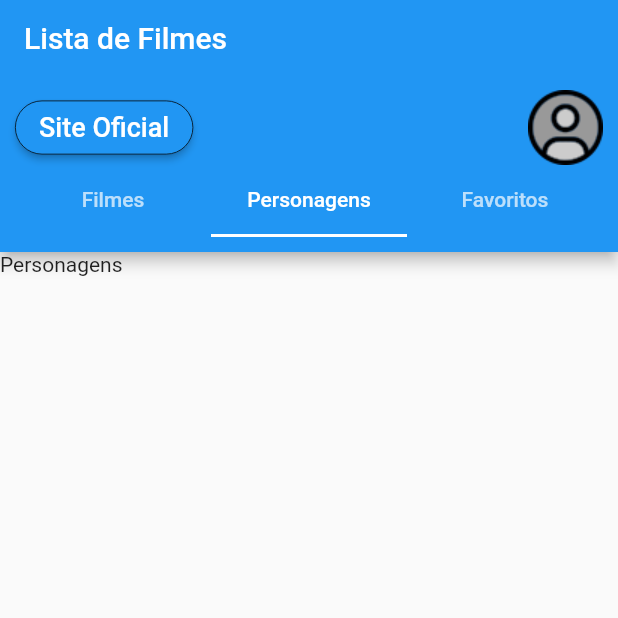
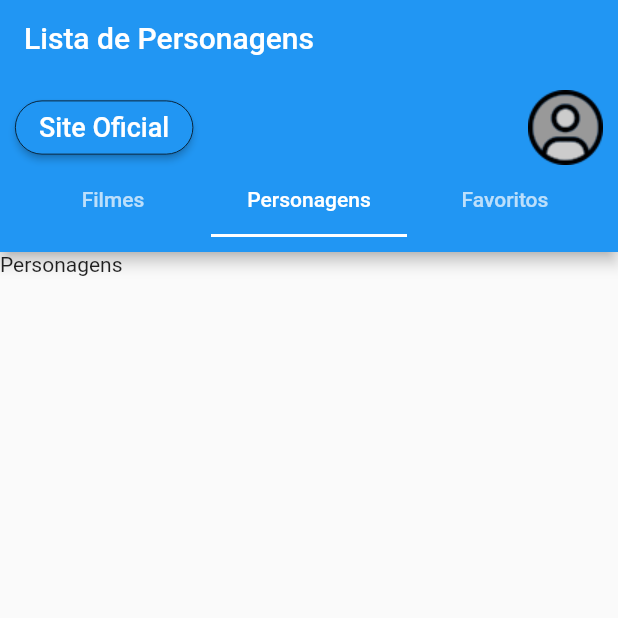
Before and after one commit to jeffersonamaral/star_wars_filmes_personagens, a Flutter app: the screen it shows after launch, tab 2 chosen, on a phone screen of 412 x 824 dp, the top half of it. Run offline on Flutter 3.47's test engine with Material 2 defaults, Android fonts, the phone set to English and light mode, and no system bars; our stand-ins replace webview_flutter.

Commit message:
Adição de tratamento para o evento de mudança de aba.

```diff
--- a/lib/view/widget/home.dart
+++ b/lib/view/widget/home.dart
@@ -6,14 +6,48 @@ class Home extends StatefulWidget {
   _HomeState createState() => _HomeState();
 }
 
-class _HomeState extends State<Home> {
+class _HomeState extends State<Home> with SingleTickerProviderStateMixin {
+
+  late TabController _tabController;
+
+  String _title = 'Lista de Filmes';
+
+  @override
+  void initState() {
+    super.initState();
+
+    _tabController = TabController(
+        length: 3,
+        vsync: this
+    )..addListener(() {
+      setState(() {
+        switch (_tabController.index) {
+          case 0:
+            _title = 'Lista de Filmes';
+            break;
+          case 1:
+            _title = 'Lista de Personagens';
+            break;
+          case 2:
+            _title = 'Lista de Favoritos';
+            break;
+        }
+      });
+    });
+  }
+
+  @override
+  void dispose() {
+    _tabController.dispose();
+
+    super.dispose();
+  }
+
   @override
   Widget build(BuildContext context) {
-    return DefaultTabController(
-        length: 3,
-        child: Scaffold(
+    return Scaffold(
       appBar: AppBar(
-              title: Text('Lista de Filmes'),
+          title: Text(_title),
           bottom: PreferredSize(
               preferredSize: Size(double.infinity, kToolbarHeight * 2),
               child: Padding(
@@ -58,6 +92,7 @@ class _HomeState extends State<Home> {
                         ],
                       ),
                       TabBar(
+                        controller: _tabController,
                         tabs: [
                           Tab(text: 'Filmes',),
                           Tab(text: 'Personagens',),
@@ -70,13 +105,13 @@ class _HomeState extends State<Home> {
           )
       ),
       body: TabBarView(
+        controller: _tabController,
         children: [
           Text('Filmes'),
           Text('Personagens'),
           Text('Favoritos'),
         ],
       ),
-        )
     );
   }
 }
```
Lines whose indentation alone changed are shown as unchanged.
